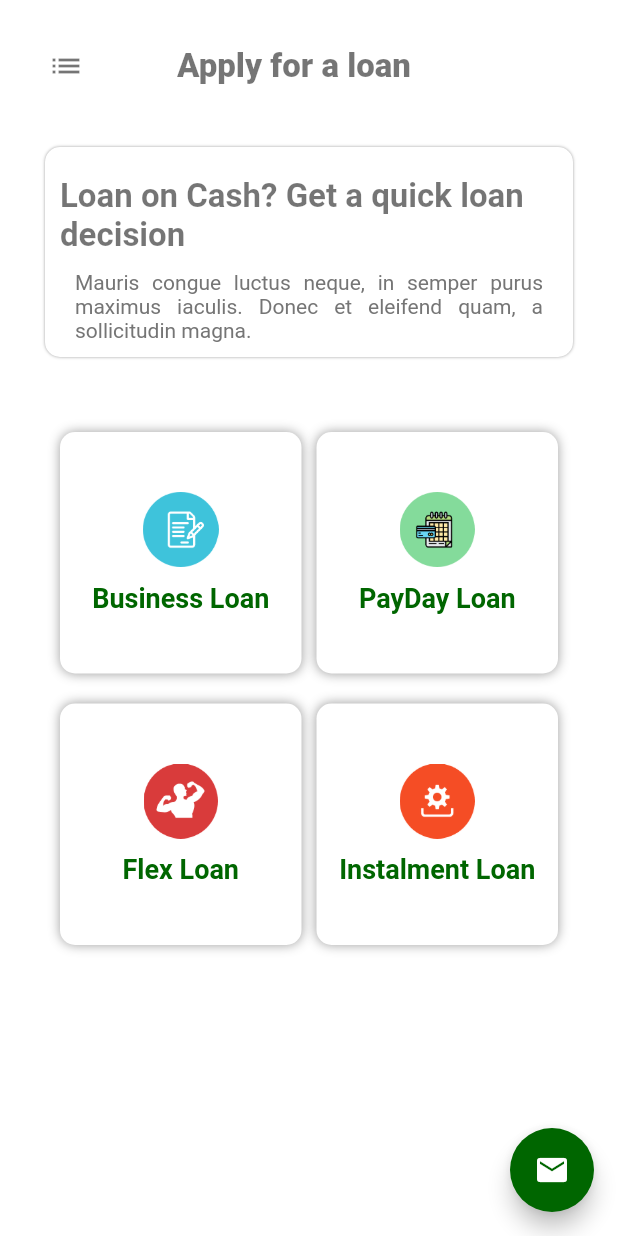
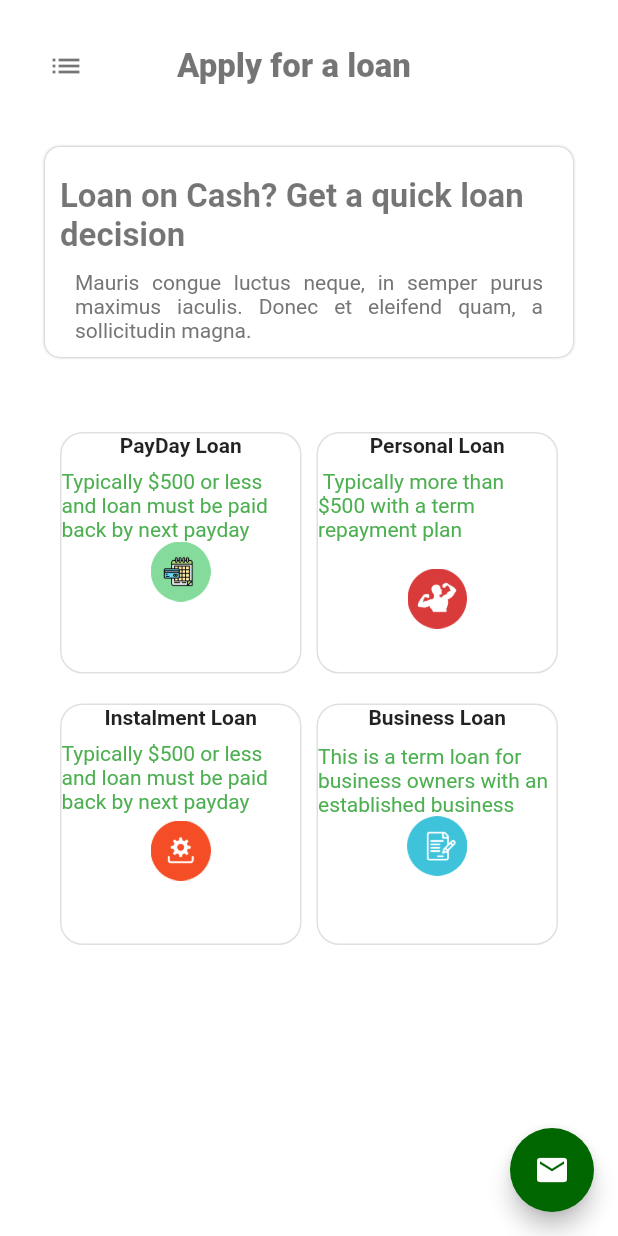
Before and after one commit to ali-shahKust/Sameed_loanApp, a Flutter app: the screen it shows after launch, on a phone screen of 412 x 824 dp. Run offline on Flutter 3.47's test engine with Material 2 defaults, Android fonts, the phone set to English and light mode, and no system bars.

Commit message:
Changes In App

```diff
--- a/lib/Loanpage.dart
+++ b/lib/Loanpage.dart
@@ -376,8 +376,8 @@ class _LoanPageState extends State<LoanPage> with TickerProviderStateMixin {
                          new TextSpan(
                            text: 'https://moneybacknow.net/',
                            style: new TextStyle(color: Colors.blue),
-                           recognizer: new TapGestureRecognizer()
-                             ..onTap = () { launch('https://moneybacknow.net/');
+                           recognizer:
+                           new TapGestureRecognizer()..onTap = () { launch('https://moneybacknow.net/');
                              },
                          ),
                        ],
@@ -408,16 +408,11 @@ class _LoanPageState extends State<LoanPage> with TickerProviderStateMixin {
                             children: <Widget>[
                               Flexible(
                                 child: Text(
-                                  "Driver’s license ", textAlign: TextAlign.center, style: TextStyle(
+                                  "Driver’s license Copy", textAlign: TextAlign.center, style: TextStyle(
                                     fontSize: 10.0,
                                     color: Colors.white,
                                     fontWeight: FontWeight.w500
                                 ),),
-                              ),
-                              IconButton(
-                                icon: Icon(Icons.file_upload,color: Colors.white,),
-                                onPressed: () {
-                                },
                               ),
                             ],
                           ),
@@ -439,16 +434,11 @@ class _LoanPageState extends State<LoanPage> with TickerProviderStateMixin {
                             children: <Widget>[
                               Flexible(
                                 child: Text(
-                                  "Most recent paystub ", textAlign: TextAlign.center, style: TextStyle(
+                                  "Recent Paystub Copy", textAlign: TextAlign.center, style: TextStyle(
                                     fontSize: 10.0,
                                     color: Colors.white,
                                     fontWeight: FontWeight.w500
                                 ),),
-                              ),
-                              IconButton(
-                                icon: Icon(Icons.file_upload,color: Colors.white,),
-                                onPressed: () {
-                                },
                               ),
                             ],
                           ),
@@ -458,10 +448,9 @@ class _LoanPageState extends State<LoanPage> with TickerProviderStateMixin {
                   ],
                 ),
               ):Container(),
-
              myvalue== 1? Container(
                 height: 80,
-                padding:EdgeInsets.only(left:30.0,right: 30.0,top:20),
+                padding:EdgeInsets.only(left:30.0,right: 30.0,top:10),
                 decoration: BoxDecoration(
                   borderRadius: BorderRadius.circular(60),
 
@@ -485,11 +474,6 @@ class _LoanPageState extends State<LoanPage> with TickerProviderStateMixin {
                                     color: Colors.white,
                                     fontWeight: FontWeight.w500
                                 ),),
-                              ),
-                              IconButton(
-                                icon: Icon(Icons.arrow_forward,color: Colors.white,),
-                                onPressed: () {
-                                },
                               ),
                             ],
                           ),
--- a/lib/applyloanpage.dart
+++ b/lib/applyloanpage.dart
@@ -21,59 +21,58 @@ class _ApplyLoanState extends State<ApplyLoan> {
     super.initState();
   }
 
-  Widget cards(image, title) {
-    return GestureDetector(
-      onTap: () {
-        switch (title) {
-          case "Business Loan":
-            Navigator.push(context, MaterialPageRoute(builder: (context) => LoanPage()));
-            break;
-          case "PayDay Loan":
-            Navigator.push(context, MaterialPageRoute(builder: (context) => LoanPage()));
-            break;
-          case "Flex Loan":
-            Navigator.push(context, MaterialPageRoute(builder: (context) => LoanPage()));
-            break;
-          case "Instalment Loan":
-            Navigator.push(context, MaterialPageRoute(builder: (context) => LoanPage()));
-            break;
-        }
-      },
-      child: Container(
-        height: 200,
-        width: 200,
-        decoration: BoxDecoration(
-          borderRadius: BorderRadius.circular(10),
-          boxShadow: [
-            BoxShadow(
-              color: Colors.grey,
-              blurRadius: 6.0,
-            ),
-          ],
-          color: Colors.white,
-        ),
-        child: Center(
-          child: Column(
-            mainAxisAlignment: MainAxisAlignment.center,
-            children: <Widget>[
-
-              Image.asset(
-                image,
-                height: 50,
-              ),
-              SizedBox(
-                height: 10,
-              ),
-              Text(title,
-                  style: TextStyle(fontWeight: FontWeight.bold,
-                      fontSize: 18,
-                      color: Constant.appColor)),
-            ],
-          ),
-        ),
-      ),
-    );
-  }
+//  Widget cards(image, title) {
+//    return GestureDetector(
+//      onTap: () {
+//        switch (title) {
+//          case "Business Loan":
+//            Navigator.push(context, MaterialPageRoute(builder: (context) => LoanPage()));
+//            break;
+//          case "PayDay Loan":
+//            break;
+//          case "Flex Loan":
+//            Navigator.push(context, MaterialPageRoute(builder: (context) => LoanPage()));
+//            break;
+//          case "Instalment Loan":
+//            Navigator.push(context, MaterialPageRoute(builder: (context) => LoanPage()));
+//            break;
+//        }
+//      },
+//      child: Container(
+//        height: 200,
+//        width: 200,
+//        decoration: BoxDecoration(
+//          borderRadius: BorderRadius.circular(10),
+//          boxShadow: [
+//            BoxShadow(
+//              color: Colors.grey,
+//              blurRadius: 6.0,
+//            ),
+//          ],
+//          color: Colors.white,
+//        ),
+//        child: Center(
+//          child: Column(
+//            mainAxisAlignment: MainAxisAlignment.center,
+//            children: <Widget>[
+//
+//              Image.asset(
+//                image,
+//                height: 50,
+//              ),
+//              SizedBox(
+//                height: 10,
+//              ),
+//              Text(title,
+//                  style: TextStyle(fontWeight: FontWeight.bold,
+//                      fontSize: 18,
+//                      color: Constant.appColor)),
+//            ],
+//          ),
+//        ),
+//      ),
+//    );
+//  }
 
   @override
   Widget build(BuildContext context) {
@@ -158,17 +157,121 @@ class _ApplyLoanState extends State<ApplyLoan> {
                 ),
 
                 SliverPadding(
+
                   padding: const EdgeInsets.all(40.0),
                   sliver: SliverGrid.count(
                     crossAxisCount: 2,
                     mainAxisSpacing: 20,
                     crossAxisSpacing: 10,
                     children: <Widget>[
-                      cards('images/g5.png', 'Business Loan'),
-                      cards('images/g2.png', 'PayDay Loan'),
-                      cards('images/g3.png', 'Flex Loan',),
-                      cards(
-                          'images/g4.png', 'Instalment Loan'),
+                      GestureDetector(
+                        onTap: (){
+                          Navigator.push(context, MaterialPageRoute(builder: (context) => LoanPage()));
+
+                        },
+                        child: Container(
+                          width: 200,
+                          height: 200,
+                          decoration: BoxDecoration(
+                            border: Border.all(color: Colors.grey.shade300 , width: 1),
+                            borderRadius: BorderRadius.all(Radius.circular(15)),
+                          ),
+                          child: Column(
+                            children: <Widget>[
+                              Text('PayDay Loan',style: TextStyle(
+                                  fontWeight: FontWeight.bold
+                              ),),
+                              SizedBox(height: 8,),
+                              Text('Typically \$500 or less and loan must be paid back by next payday ',style: TextStyle(
+                                color: Colors.green
+                              ),),
+                              Image.asset('images/g2.png', width: 40,height: 40,),
+
+                            ],
+                          ),
+                        ),
+                      ),
+                      GestureDetector(
+                        onTap: (){
+                          Navigator.push(context, MaterialPageRoute(builder: (context) => LoanPage()));
+                        },
+                        child: Container(
+                          width: 200,
+                          height: 200,
+                          decoration: BoxDecoration(
+                            border: Border.all(color: Colors.grey.shade300 , width: 1),
+                            borderRadius: BorderRadius.all(Radius.circular(15)),
+                          ),
+                          child: Column(
+                            children: <Widget>[
+                              Text('Personal Loan',style: TextStyle(
+                                fontWeight: FontWeight.bold
+                              ),),
+                              SizedBox(height: 8,),
+                              Text(' Typically more than \$500 with a term repayment plan ',style: TextStyle(
+                                  color: Colors.green
+                              ),),SizedBox(height: 18,),
+                              Image.asset('images/g3.png', width: 40,height: 40,),
+
+                            ],
+                          ),
+                        ),
+                      ),
+                      GestureDetector(
+                        onTap: (){
+    Navigator.push(context, MaterialPageRoute(builder: (context) => LoanPage()));
+
+    },
+                        child: Container(
+                          width: 200,
+                          height: 200,
+                          decoration: BoxDecoration(
+                            border: Border.all(color: Colors.grey.shade300 , width: 1),
+                            borderRadius: BorderRadius.all(Radius.circular(15)),
+                          ),
+                          child: Column(
+                            children: <Widget>[
+                              Text('Instalment Loan',style: TextStyle(
+    fontWeight: FontWeight.bold
+    ),),
+                              SizedBox(height: 8,),
+                              Text('Typically \$500 or less and loan must be paid back by next payday ',style: TextStyle(
+                                  color: Colors.green
+                              ),),
+                              SizedBox(height: 5,),
+                              Image.asset('images/g4.png', width: 40,height: 40,),
+
+                            ],
+                          ),
+                        ),
+                      ),
+                      GestureDetector(
+                        onTap: (){
+                          Navigator.push(context, MaterialPageRoute(builder: (context) => LoanPage()));
+
+                        },
+                        child: Container(
+                          width: 200,
+                          height: 200,
+                          decoration: BoxDecoration(
+                            border: Border.all(color: Colors.grey.shade300 , width: 1),
+                            borderRadius: BorderRadius.all(Radius.circular(15)),
+                          ),
+                          child: Column(
+                            children: <Widget>[
+                              Text('Business Loan',style: TextStyle(
+                                  fontWeight: FontWeight.bold
+                              ),),
+                              SizedBox(height: 10,),
+                              Text('This is a term loan for business owners with an established business ',style: TextStyle(
+                                  color: Colors.green
+                              ),),
+                              Image.asset('images/g5.png', width: 40,height: 40,),
+
+                            ],
+                          ),
+                        ),
+                      ),
                     ],
                   ),
                 ),
@@ -190,11 +293,6 @@ class _ApplyLoanState extends State<ApplyLoan> {
                     crossAxisAlignment: CrossAxisAlignment.start,
                     children: <Widget>[
                       DrawerHeader(
-//                        decoration: BoxDecoration(
-//                            shape: BoxShape.circle,
-//                            gradient:
-//                            LinearGradient(colors: [active, Colors.white30]),
-//                        ),
                         child: CircleAvatar(
                             radius: 60,
                             backgroundImage: AssetImage('images/profile.png')
--- a/pubspec.yaml
+++ b/pubspec.yaml
@@ -24,6 +24,7 @@ dependencies:
   # Use with the CupertinoIcons class for iOS style icons.
   cupertino_icons: ^0.1.2
   url_launcher: ^5.4.2
+  cached_network_image: ^2.0.0
 
 
 dev_dependencies:
```
Also changed, not shown: pubspec.lock.
